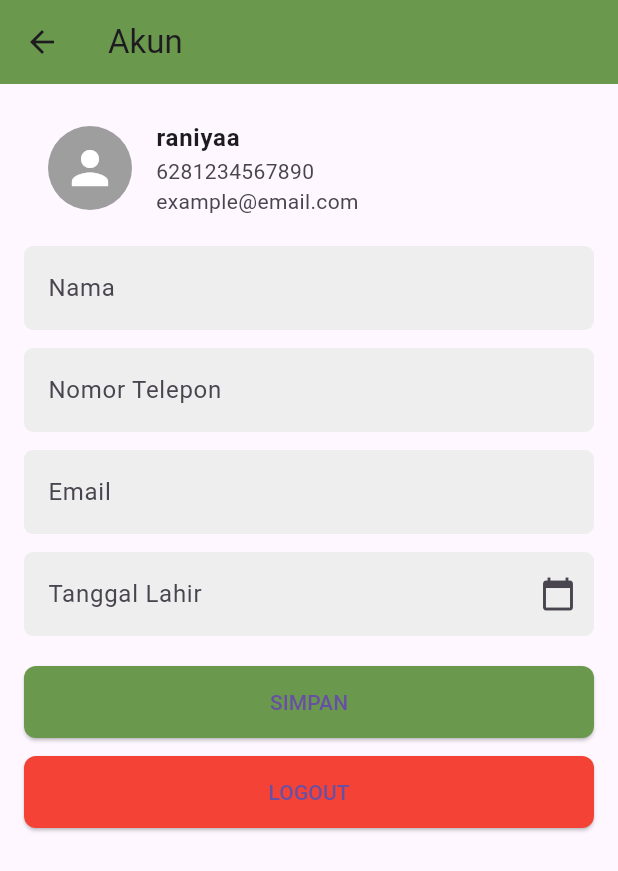
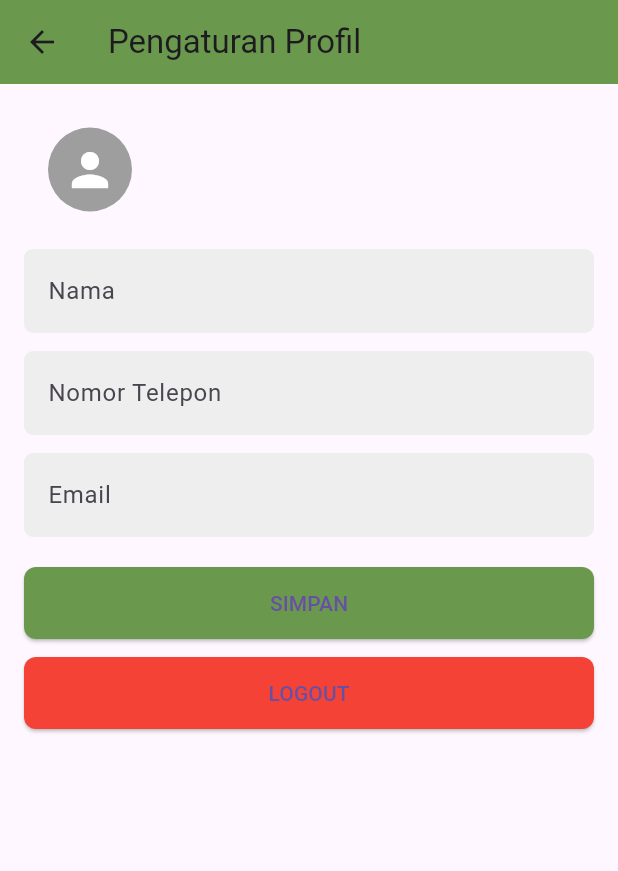
Before and after one commit to anisyarahmawati1097/PBL-PARKEY, a Flutter app: the AkunPage screen opened directly with empty values, after a tap on "Pengaturan Profil", on a phone screen of 412 x 824 dp. Shown: the top 871 px of the screen. Run offline on Flutter 3.47's test engine with Material 3 defaults, Android fonts, the phone set to English and light mode, and no system bars.

Commit message:
memperbaiki frontend

```diff
--- a/lib/akun.dart
+++ b/lib/akun.dart
@@ -5,11 +5,13 @@ import 'pengaturan_profil.dart';
 class AkunPage extends StatelessWidget {
   final String username;
   final String email;
+  final String phone;
 
   const AkunPage({
     super.key,
     required this.username,
     required this.email,
+    required this.phone,
   });
 
   @override
@@ -21,7 +23,6 @@ class AkunPage extends StatelessWidget {
       ),
       body: ListView(
         children: [
-          // Header akun
           ListTile(
             leading: const CircleAvatar(
               backgroundColor: Colors.green,
@@ -31,8 +32,6 @@ class AkunPage extends StatelessWidget {
             subtitle: Text(email),
           ),
           const Divider(),
-
-          // Tambah Kendaraan
           ListTile(
             leading: const Icon(Icons.directions_car, color: Colors.green),
             title: const Text("Tambah Kendaraan"),
@@ -40,14 +39,10 @@ class AkunPage extends StatelessWidget {
             onTap: () {
               Navigator.push(
                 context,
-                MaterialPageRoute(
-                  builder: (_) => TambahKendaraanPage(), // tanpa const
-                ),
+                MaterialPageRoute(builder: (_) => const TambahKendaraanPage()),
               );
             },
           ),
-
-          // Pengaturan Profil
           ListTile(
             leading: const Icon(Icons.settings, color: Colors.green),
             title: const Text("Pengaturan Profil"),
@@ -56,15 +51,15 @@ class AkunPage extends StatelessWidget {
               Navigator.push(
                 context,
                 MaterialPageRoute(
-                  builder: (_) => PengaturanProfilPage(), // tanpa const
+                  builder: (_) => PengaturanProfilPage(
+                    username: username,
+                    email: email,
+                    phone: phone,
+                  ),
                 ),
               );
             },
           ),
-
-          const Divider(),
-
-
         ],
       ),
     );
--- a/lib/pengaturan_profil.dart
+++ b/lib/pengaturan_profil.dart
@@ -1,39 +1,46 @@
 import 'package:flutter/material.dart';
+import 'login.dart';
 
 class PengaturanProfilPage extends StatelessWidget {
-  const PengaturanProfilPage({super.key});
+  final String username;
+  final String email;
+  final String phone;
+
+  const PengaturanProfilPage({
+    super.key,
+    required this.username,
+    required this.email,
+    required this.phone,
+  });
 
   @override
   Widget build(BuildContext context) {
     return Scaffold(
       appBar: AppBar(
-        title: const Text("Akun"),
+        title: const Text("Pengaturan Profil"),
         backgroundColor: const Color(0xFF6A994E),
       ),
       body: Padding(
         padding: const EdgeInsets.all(16.0),
         child: Column(
           children: [
-            // Header profil
-            const ListTile(
-              leading: CircleAvatar(
+            ListTile(
+              leading: const CircleAvatar(
                 radius: 28,
                 backgroundColor: Colors.grey,
                 child: Icon(Icons.person, size: 36, color: Colors.white),
               ),
-              title: Text("raniyaa",
-                  style: TextStyle(fontWeight: FontWeight.bold)),
+              title: Text(username, style: const TextStyle(fontWeight: FontWeight.bold)),
               subtitle: Column(
                 crossAxisAlignment: CrossAxisAlignment.start,
                 children: [
-                  Text("6281234567890"),
-                  Text("example@email.com"),
+                  Text(phone),
+                  Text(email),
                 ],
               ),
             ),
             const SizedBox(height: 12),
 
-            // Form Nama
             TextField(
               decoration: InputDecoration(
                 labelText: "Nama",
@@ -44,10 +51,10 @@ class PengaturanProfilPage extends StatelessWidget {
                   borderSide: BorderSide.none,
                 ),
               ),
+              controller: TextEditingController(text: username),
             ),
             const SizedBox(height: 12),
 
-            // Form Nomor Telepon
             TextField(
               decoration: InputDecoration(
                 labelText: "Nomor Telepon",
@@ -58,10 +65,10 @@ class PengaturanProfilPage extends StatelessWidget {
                   borderSide: BorderSide.none,
                 ),
               ),
+              controller: TextEditingController(text: phone),
             ),
             const SizedBox(height: 12),
 
-            // Form Email
             TextField(
               decoration: InputDecoration(
                 labelText: "Email",
@@ -72,29 +79,10 @@ class PengaturanProfilPage extends StatelessWidget {
                   borderSide: BorderSide.none,
                 ),
               ),
-            ),
-            const SizedBox(height: 12),
-
-            // Form Tanggal Lahir
-            TextField(
-              readOnly: true,
-              decoration: InputDecoration(
-                labelText: "Tanggal Lahir",
-                filled: true,
-                fillColor: Colors.grey[200],
-                suffixIcon: const Icon(Icons.calendar_today),
-                border: OutlineInputBorder(
-                  borderRadius: BorderRadius.circular(6),
-                  borderSide: BorderSide.none,
-                ),
-              ),
-              onTap: () {
-                // bisa tambahin date picker nanti
-              },
+              controller: TextEditingController(text: email),
             ),
             const SizedBox(height: 20),
 
-            // Tombol Simpan
             ElevatedButton(
               style: ElevatedButton.styleFrom(
                 backgroundColor: const Color(0xFF6A994E),
@@ -122,7 +110,8 @@ class PengaturanProfilPage extends StatelessWidget {
                 ),
               ),
               onPressed: () {
-                Navigator.pop(context);
+                // Langsung ke halaman login dan hapus semua halaman sebelumnya
+                Navigator.pushNamedAndRemoveUntil(context, '/login', (route) => false);
               },
               child: const Text("LOGOUT"),
             ),
--- a/pubspec.yaml
+++ b/pubspec.yaml
@@ -34,6 +34,7 @@ dependencies:
   # The following adds the Cupertino Icons font to your application.
   # Use with the CupertinoIcons class for iOS style icons.
   cupertino_icons: ^1.0.8
+  http: ^1.5.0
 
 dev_dependencies:
   flutter_test:
```
Also changed, not shown: lib/beranda.dart (+40 -27 lines), lib/main.dart (+10 -9 lines), pubspec.lock.
